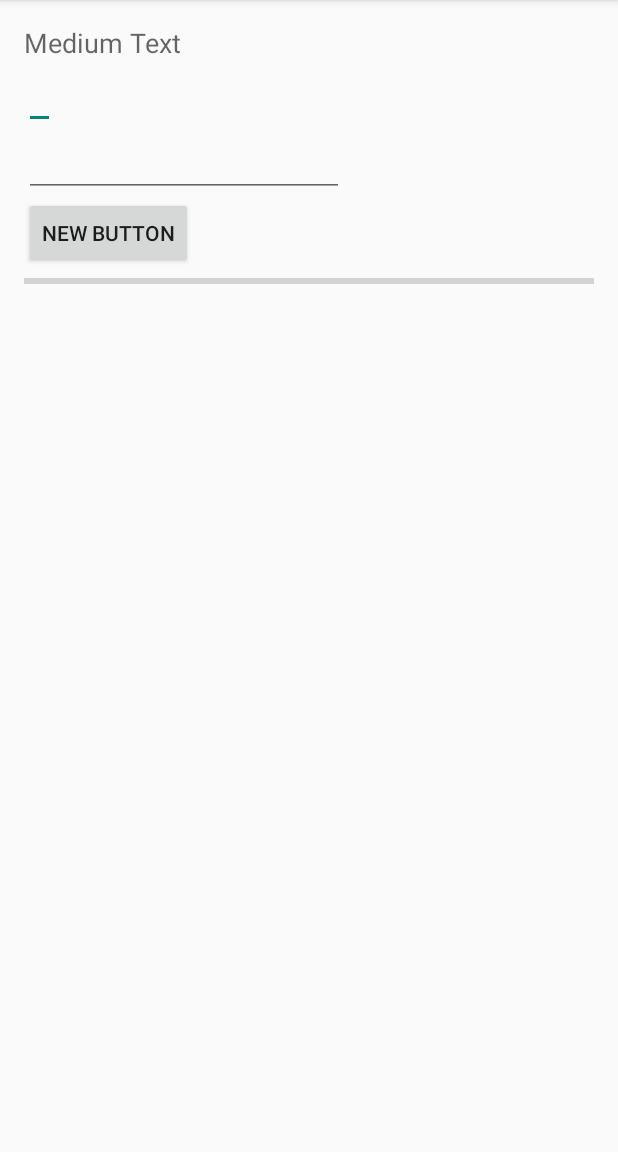
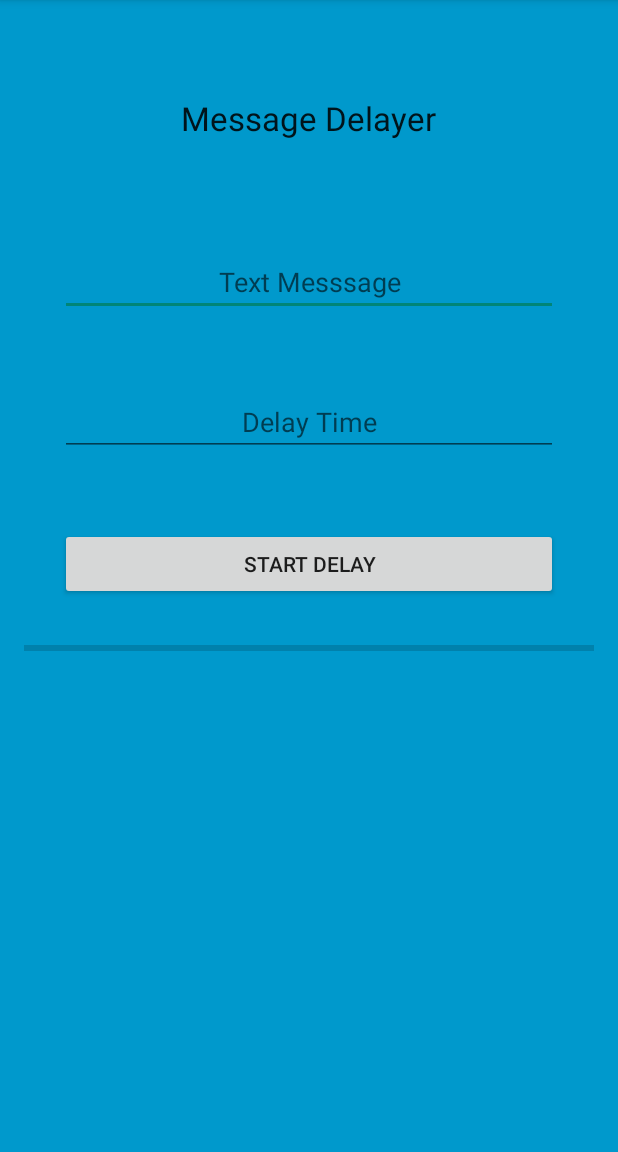
Before and after one commit to Jacobmose/ITSMAP, an Android app: the screen it shows after launch (MainActivity), on a phone screen of 412 x 824 dp, the part 84-1236 px from its top. Run offline under Robolectric (Android 15) with nearby library versions, the phone set to English and light mode, and no system bars.

Commit message:
Pimp til appen, stadig ikke helt færdig - Frederik Andersen 08-09-2015

```diff
--- a/Handins/Handin_2/H2_Group_4/app/src/main/java/com/jacobmosehansen/h2_group_4/Activity2.java
+++ b/Handins/Handin_2/H2_Group_4/app/src/main/java/com/jacobmosehansen/h2_group_4/Activity2.java
@@ -9,14 +9,14 @@ import android.widget.TextView;
 
 public class Activity2 extends AppCompatActivity {
 
-    private TextView tvMessage;
+    //private TextView tvMessage;
 
     @Override
     protected void onCreate(Bundle savedInstanceState) {
         super.onCreate(savedInstanceState);
         setContentView(R.layout.activity_2);
 
-        tvMessage = (TextView) findViewById(R.id.tv_receivedMessage);
+        TextView tvMessage = (TextView) findViewById(R.id.tv_receivedMessage);
 
         String string = (String) getIntent().getExtras().get("Message");
 
--- a/Handins/Handin_2/H2_Group_4/app/src/main/res/layout/activity_2.xml
+++ b/Handins/Handin_2/H2_Group_4/app/src/main/res/layout/activity_2.xml
@@ -4,12 +4,27 @@
     android:paddingRight="@dimen/activity_horizontal_margin"
     android:paddingTop="@dimen/activity_vertical_margin"
     android:paddingBottom="@dimen/activity_vertical_margin"
+    android:background="@color/darkblue"
     tools:context="com.jacobmosehansen.h2_group_4.Activity2">
+
+    <ImageView
+        android:id="@+id/imageView1"
+        android:layout_width="wrap_content"
+        android:layout_height="wrap_content"
+        android:layout_alignParentTop="false"
+        android:src="@drawable/sign"
+        android:layout_centerInParent="true"
+        android:layout_alignParentBottom="false" />
 
     <TextView
         android:id="@+id/tv_receivedMessage"
+        android:layout_width="wrap_content"
+        android:layout_height="wrap_content"
+        android:layout_alignTop="@+id/imageView1"
+        android:layout_alignBottom="@+id/imageView1"
+        android:gravity="center_horizontal"
+        android:paddingTop="140dp"
         android:text=""
-        android:layout_width="wrap_content"
-        android:layout_height="wrap_content" />
+        android:layout_centerInParent="true" />
 
 </RelativeLayout>
--- a/Handins/Handin_2/H2_Group_4/app/src/main/res/layout/activity_main.xml
+++ b/Handins/Handin_2/H2_Group_4/app/src/main/res/layout/activity_main.xml
@@ -1,59 +1,73 @@
 <RelativeLayout xmlns:android="http://schemas.android.com/apk/res/android"
-    xmlns:tools="http://schemas.android.com/tools" android:layout_width="match_parent"
-    android:layout_height="match_parent" android:paddingLeft="@dimen/activity_horizontal_margin"
+    xmlns:tools="http://schemas.android.com/tools" android:layout_width="fill_parent"
+    android:layout_height="fill_parent" android:paddingLeft="@dimen/activity_horizontal_margin"
     android:paddingRight="@dimen/activity_horizontal_margin"
     android:paddingTop="@dimen/activity_vertical_margin"
-    android:paddingBottom="@dimen/activity_vertical_margin" tools:context=".MainActivity">
+    android:paddingBottom="@dimen/activity_vertical_margin"
+    android:background="@color/darkblue"
+    tools:context=".MainActivity">
 
     <LinearLayout
         android:orientation="vertical"
-        android:layout_width="match_parent"
-        android:layout_height="match_parent">
+        android:layout_width="fill_parent"
+        android:layout_height="fill_parent">
 
         <TableRow
             android:layout_width="fill_parent"
-            android:layout_height="wrap_content">
+            android:layout_height="wrap_content"
+            android:gravity="center"
+            android:layout_margin="24dp">
 
             <TextView
                 android:layout_width="wrap_content"
                 android:layout_height="wrap_content"
-                android:textAppearance="?android:attr/textAppearanceMedium"
-                android:text="Medium Text"
-                android:id="@+id/textView" />
+                android:textAppearance="?android:attr/textAppearanceLarge"
+                android:text="@string/title_mainActivity"
+                android:id="@+id/textView2"
+                android:layout_margin="24dp" />
         </TableRow>
 
         <TableRow
             android:layout_width="match_parent"
-            android:layout_height="wrap_content">
+            android:layout_height="wrap_content"
+            android:gravity="center">
 
             <EditText
-                android:layout_width="wrap_content"
+                android:layout_width="fill_parent"
                 android:layout_height="wrap_content"
-                android:id="@+id/et_message" />
+                android:id="@+id/et_message"
+                android:layout_margin="24dp"
+                android:hint="@string/textMessage"
+                android:gravity="center" />
         </TableRow>
 
         <TableRow
             android:layout_width="match_parent"
-            android:layout_height="wrap_content">
+            android:layout_height="wrap_content"
+            android:gravity="center">
 
             <EditText
-                android:layout_width="wrap_content"
+                android:layout_width="fill_parent"
                 android:layout_height="wrap_content"
                 android:inputType="numberSigned"
-                android:ems="10"
-                android:id="@+id/et_time" />
+                android:id="@+id/et_time"
+                android:gravity="center"
+                android:layout_margin="24dp"
+                android:hint="@string/timeDelay" />
 
         </TableRow>
 
         <TableRow
             android:layout_width="match_parent"
-            android:layout_height="wrap_content">
+            android:layout_height="wrap_content"
+            android:gravity="center">
 
             <Button
-                android:layout_width="wrap_content"
+                android:layout_width="fill_parent"
                 android:layout_height="wrap_content"
-                android:text="New Button"
-                android:id="@+id/button" />
+                android:text="@string/startDelay"
+                android:id="@+id/button"
+                android:layout_margin="24dp" />
         </TableRow>
 
         <TableRow
--- /dev/null
+++ b/Handins/Handin_2/H2_Group_4/app/src/main/res/values/colors.xml
@@ -0,0 +1,7 @@
+<?xml version="1.0" encoding="utf-8"?>
+<resources>
+
+    <item name="blue" type="color">#FF33B5E5</item>
+    <item name="darkblue" type="color">#FF0099CC</item>
+
+</resources>
--- a/Handins/Handin_2/H2_Group_4/app/src/main/res/values/strings.xml
+++ b/Handins/Handin_2/H2_Group_4/app/src/main/res/values/strings.xml
@@ -4,4 +4,8 @@
     <string name="hello_world">Hello world!</string>
     <string name="action_settings">Settings</string>
     <string name="title_activity_2">Activity2</string>
+    <string name="timeDelay">Delay Time</string>
+    <string name="textMessage">Text Messsage</string>
+    <string name="startDelay">Start Delay</string>
+    <string name="title_mainActivity">Message Delayer</string>
 </resources>
```
Also changed, not shown: Handins/Handin_2/H2_Group_4/app/src/main/res/drawable/sign.png (added).
